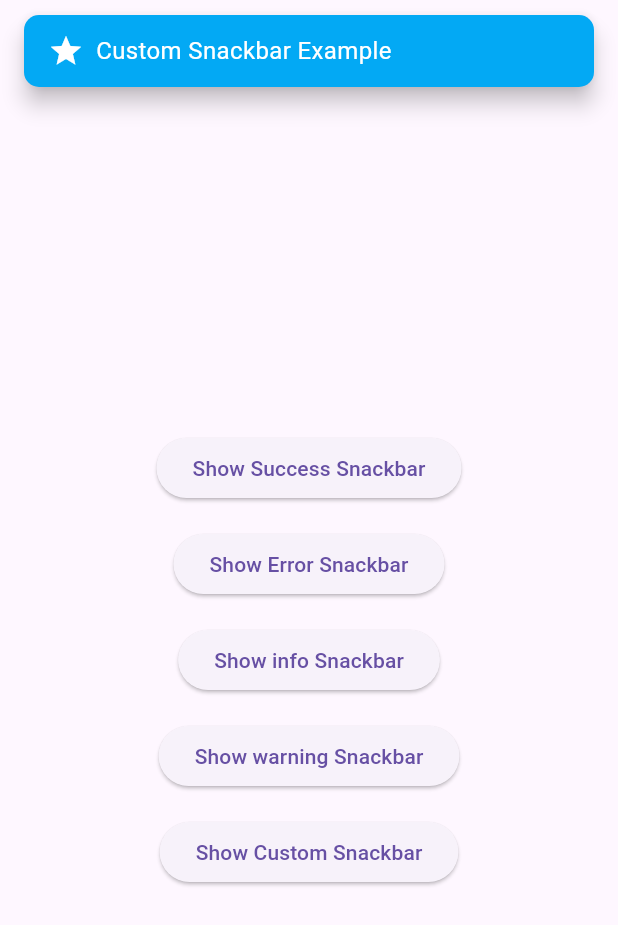
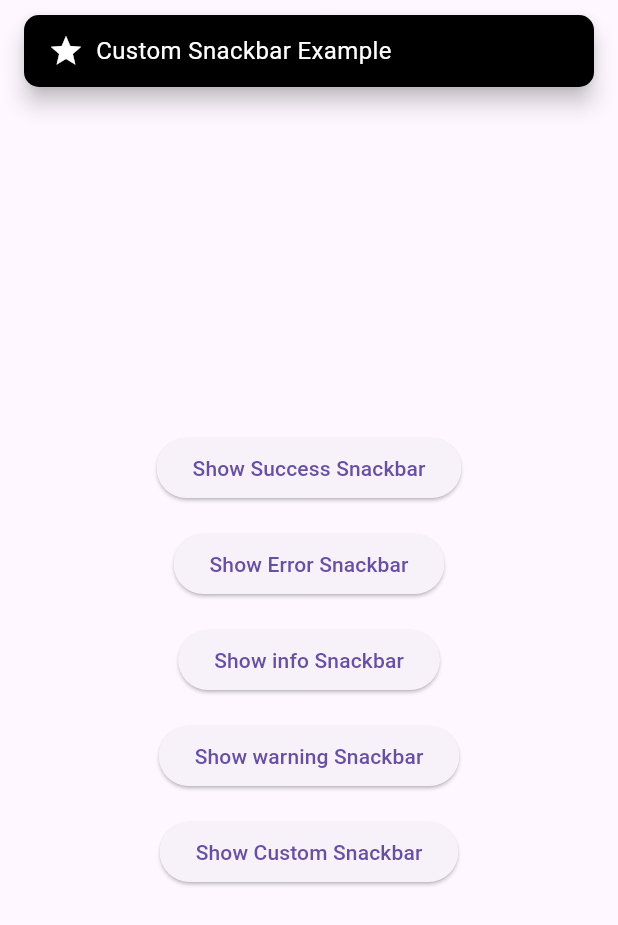
Before and after one commit to AbishekAB21/flutter_top_snackbar, a Flutter app: the screen it shows after launch, after a tap on "Show Custom Snackbar", on a phone screen of 412 x 824 dp. Shown: the top 925 px of the screen. Run offline on Flutter 3.47's test engine with Material 3 defaults, Android fonts, the phone set to English and light mode, and no system bars.

```diff
--- a/example/lib/main.dart
+++ b/example/lib/main.dart
@@ -75,7 +75,7 @@ class SnackbarDemo extends StatelessWidget {
               FlutterTopSnackbar.show(
                 context,
                 'Custom Snackbar Example',
-                customBackgroundColor: Colors.lightBlue,
+                customBackgroundColor: Colors.black,
                 customIcon: Icons.star,
                 animationType: AnimationTypes.fade,
               );
```
Also changed, not shown: example/custom.png (added), example/error.png (added), example/info.png (added), example/success.png (added), example/warning.png (added), 2 other files.
